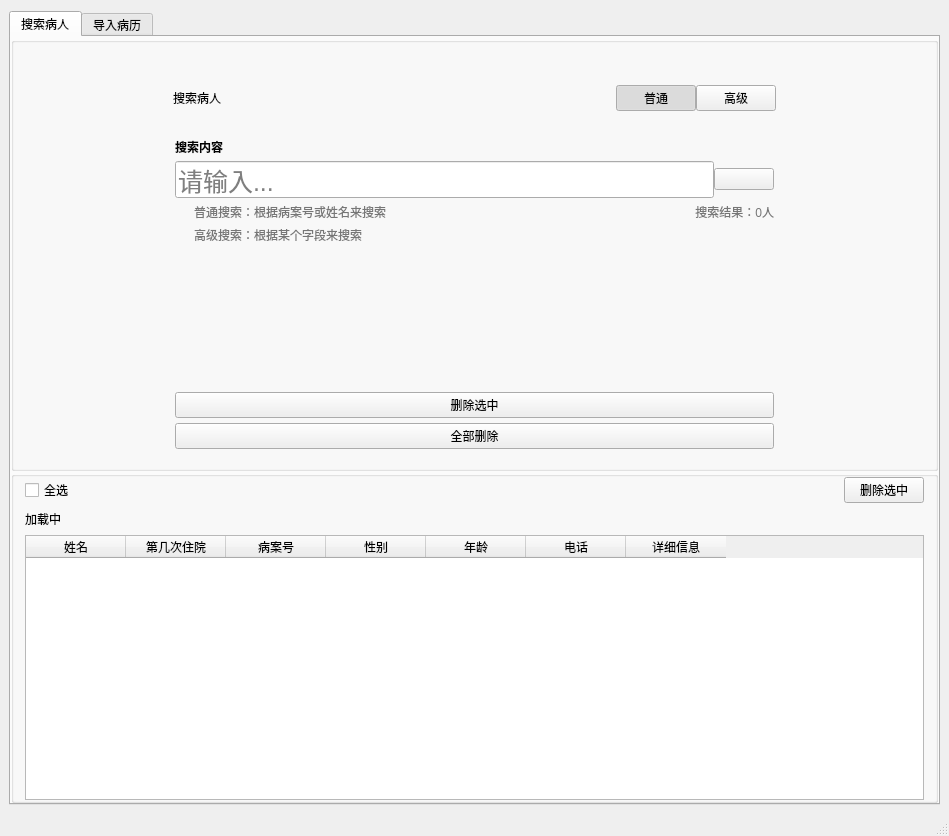
The window that assets/main.ui (termtate/milvus-frontend) describes before a commit, drawn with Qt 5.
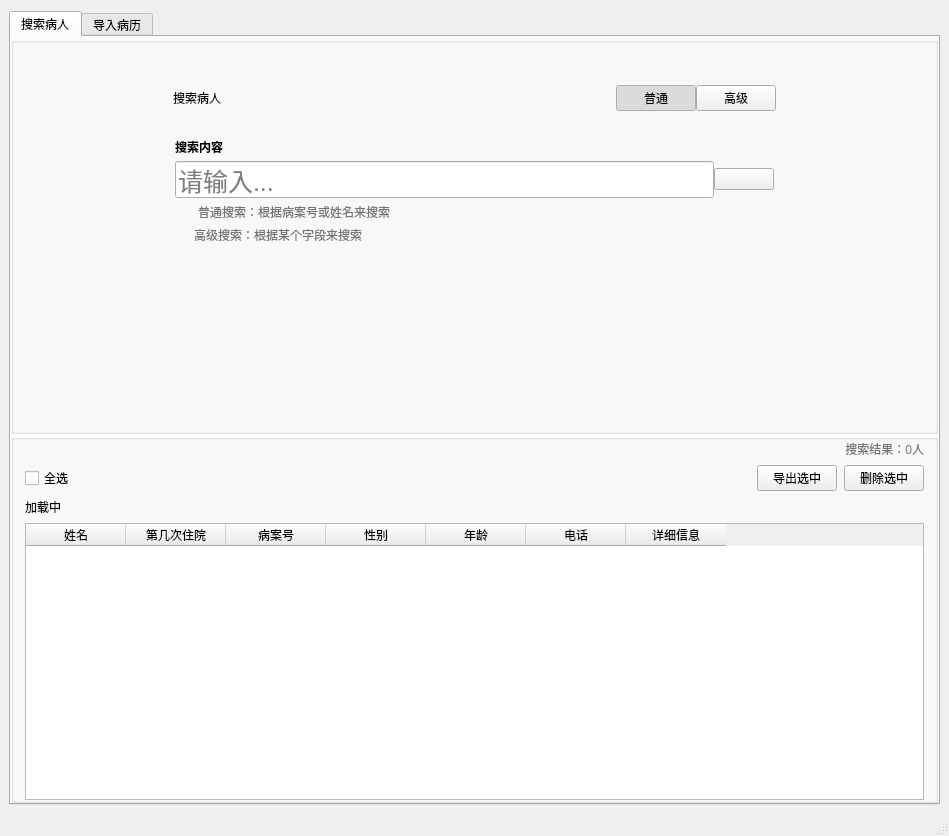
The same window after the commit. Icons and pictures are not drawn.

The edit to the form file:
```diff
--- a/assets/main.ui
+++ b/assets/main.ui
@@ -312,7 +312,7 @@
                   </layout>
                  </item>
                  <item>
-                  <layout class="QHBoxLayout" name="horizontalLayout_4" stretch="1,25,5">
+                  <layout class="QHBoxLayout" name="horizontalLayout_4" stretch="1,25">
                    <property name="spacing">
                     <number>0</number>
                    </property>
@@ -342,24 +342,6 @@
                      </property>
                     </widget>
                    </item>
-                   <item>
-                    <widget class="QLabel" name="numlabel1">
-                     <property name="layoutDirection">
-                      <enum>Qt::LeftToRight</enum>
-                     </property>
-                     <property name="styleSheet">
-                      <string notr="true">*{
-	color:rgb(118, 118, 118)
-}</string>
-                     </property>
-                     <property name="text">
-                      <string>搜索结果：0人</string>
-                     </property>
-                     <property name="alignment">
-                      <set>Qt::AlignRight|Qt::AlignTrailing|Qt::AlignVCenter</set>
-                     </property>
-                    </widget>
-                   </item>
                   </layout>
                  </item>
                  <item>
@@ -408,20 +390,6 @@
                    </property>
                   </spacer>
                  </item>
-                 <item>
-                  <widget class="QPushButton" name="delete_selected_button">
-                   <property name="text">
-                    <string>删除选中</string>
-                   </property>
-                  </widget>
-                 </item>
-                 <item>
-                  <widget class="QPushButton" name="delete_all_button">
-                   <property name="text">
-                    <string>全部删除</string>
-                   </property>
-                  </widget>
-                 </item>
                 </layout>
                </widget>
                <widget class="QWidget" name="page_2">
@@ -740,24 +708,6 @@
                      </property>
                     </widget>
                    </item>
-                   <item>
-                    <widget class="QLabel" name="numlabel1_2">
-                     <property name="layoutDirection">
-                      <enum>Qt::LeftToRight</enum>
-                     </property>
-                     <property name="styleSheet">
-                      <string notr="true">*{
-	color:rgb(118, 118, 118)
-}</string>
-                     </property>
-                     <property name="text">
-                      <string>搜索结果：0人</string>
-                     </property>
-                     <property name="alignment">
-                      <set>Qt::AlignRight|Qt::AlignTrailing|Qt::AlignVCenter</set>
-                     </property>
-                    </widget>
-                   </item>
                   </layout>
                  </item>
                  <item>
@@ -834,7 +784,7 @@
           <property name="title">
            <string/>
           </property>
-          <layout class="QVBoxLayout" name="verticalLayout_2" stretch="0,0,0">
+          <layout class="QVBoxLayout" name="verticalLayout_2" stretch="0,0,0,0">
            <property name="spacing">
             <number>7</number>
            </property>
@@ -850,6 +800,24 @@
            <property name="bottomMargin">
             <number>0</number>
            </property>
+           <item>
+            <widget class="QLabel" name="numlabel1_2">
+             <property name="layoutDirection">
+              <enum>Qt::LeftToRight</enum>
+             </property>
+             <property name="styleSheet">
+              <string notr="true">*{
+	color:rgb(118, 118, 118)
+}</string>
+             </property>
+             <property name="text">
+              <string>搜索结果：0人</string>
+             </property>
+             <property name="alignment">
+              <set>Qt::AlignRight|Qt::AlignTrailing|Qt::AlignVCenter</set>
+             </property>
+            </widget>
+           </item>
            <item>
             <layout class="QHBoxLayout" name="horizontalLayout_7">
              <item>
@@ -873,7 +841,14 @@
               </spacer>
              </item>
              <item>
-              <widget class="QPushButton" name="db">
+              <widget class="QPushButton" name="export_selected">
+               <property name="text">
+                <string>导出选中</string>
+               </property>
+              </widget>
+             </item>
+             <item>
+              <widget class="QPushButton" name="delete_selected">
                <property name="text">
                 <string>删除选中</string>
                </property>
```
Left out of the diff: 22 changed lines with no effect on the pictures.
